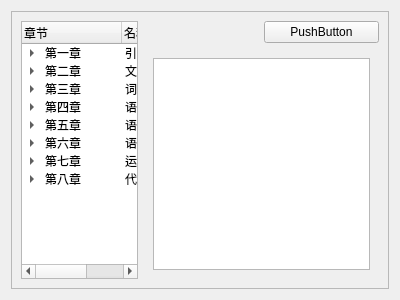
Before: the Qt Designer form ui/coursepage.ui in azh-1415926/POCAssistant, drawn with Qt 5.
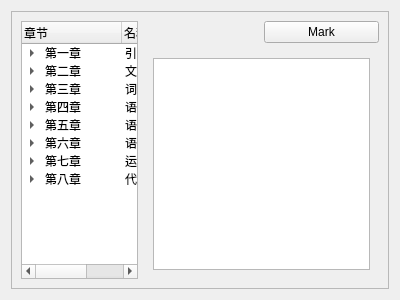
After: the same form once the commit is applied. Custom widgets are drawn as their Qt base class.

Patch:
```diff
--- a/ui/coursepage.ui
+++ b/ui/coursepage.ui
@@ -338,7 +338,7 @@
         <item row="0" column="1">
          <widget class="QPushButton" name="pushButton">
           <property name="text">
-           <string>PushButton</string>
+           <string>Mark</string>
           </property>
          </widget>
         </item>
```
Left out of the diff: 2 changed lines with no effect on the pictures.
